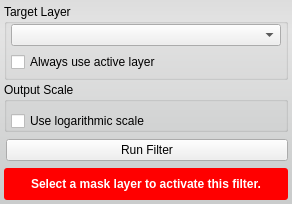
jessdtate/Seg3D, file src/Interface/ToolInterface/ConnectedComponentSizeFilterInterface.ui: the form before one commit.
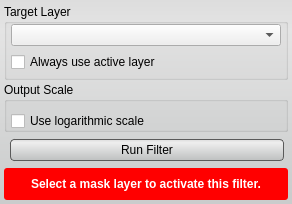
The form after the commit. Custom widgets are drawn as their Qt base class.

Commit message: added styles to the ui buttons still some tweaking that needs done.  check out the Discrete Gaussian Blur tool and let me know if the lighter background looks better.

Diff of the .ui file:
```diff
--- a/src/Interface/ToolInterface/ConnectedComponentSizeFilterInterface.ui
+++ b/src/Interface/ToolInterface/ConnectedComponentSizeFilterInterface.ui
@@ -23,6 +23,27 @@
    <string notr="true">QWidget#ConnectedComponentSizeFilterInterface{
 	border-radius: 3px;
 	background-color: qlineargradient(spread:pad, x1:0.5, y1:0, x2:0.5, y2:0.960227, stop:0 rgba(221, 221, 221, 255), stop:0.155779 rgba(228, 228, 228, 255), stop:1 rgba(202, 204, 204, 255));      
+}
+
+QPushButton{
+	background-color: qlineargradient(spread:pad, x1:0.5, y1:0, x2:0.5, y2:0.960227, stop:0 rgba(221, 221, 221, 255), stop:0.155779 rgba(238, 238, 238, 255), stop:1 rgba(192, 194, 194, 255));
+	border-radius: 4px;
+	border: 1px solid rgb(90, 90, 90);
+	margin:4px;
+}
+
+QPushButton:hover{
+	background-color: qlineargradient(spread:pad, x1:0.5, y1:0, x2:0.5, y2:1, stop:0 rgba(195, 195, 195, 255), stop:0.253769 rgba(206, 206, 206, 255), stop:1 rgba(185, 185, 185, 255));
+	border-radius: 4px;
+	border: 1px solid rgb(90, 90, 90);
+	margin:4px;
+}
+
+QPushButton:pressed{
+	background-color: qlineargradient(spread:pad, x1:0.5, y1:0, x2:0.5, y2:1, stop:0 rgba(150, 150, 150, 255), stop:0.753769 rgba(206, 206, 206, 255), stop:1 rgba(185, 185, 185, 255));
+	border-radius: 4px;
+	border: 1px solid rgb(90, 90, 90);
+	margin:4px;
 }</string>
   </property>
   <layout class="QVBoxLayout" name="verticalLayout">
@@ -193,6 +214,12 @@
           <verstretch>0</verstretch>
          </sizepolicy>
         </property>
+        <property name="minimumSize">
+         <size>
+          <width>0</width>
+          <height>30</height>
+         </size>
+        </property>
         <property name="text">
          <string>Run Filter</string>
         </property>
```
The commit also changes 57 other files.
